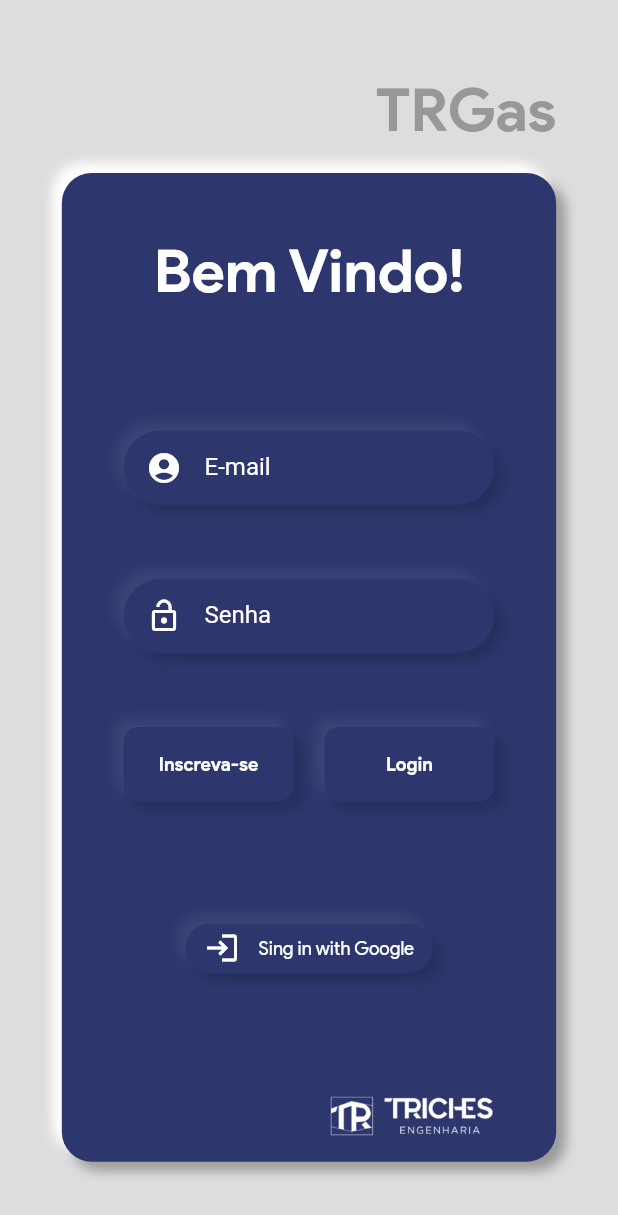
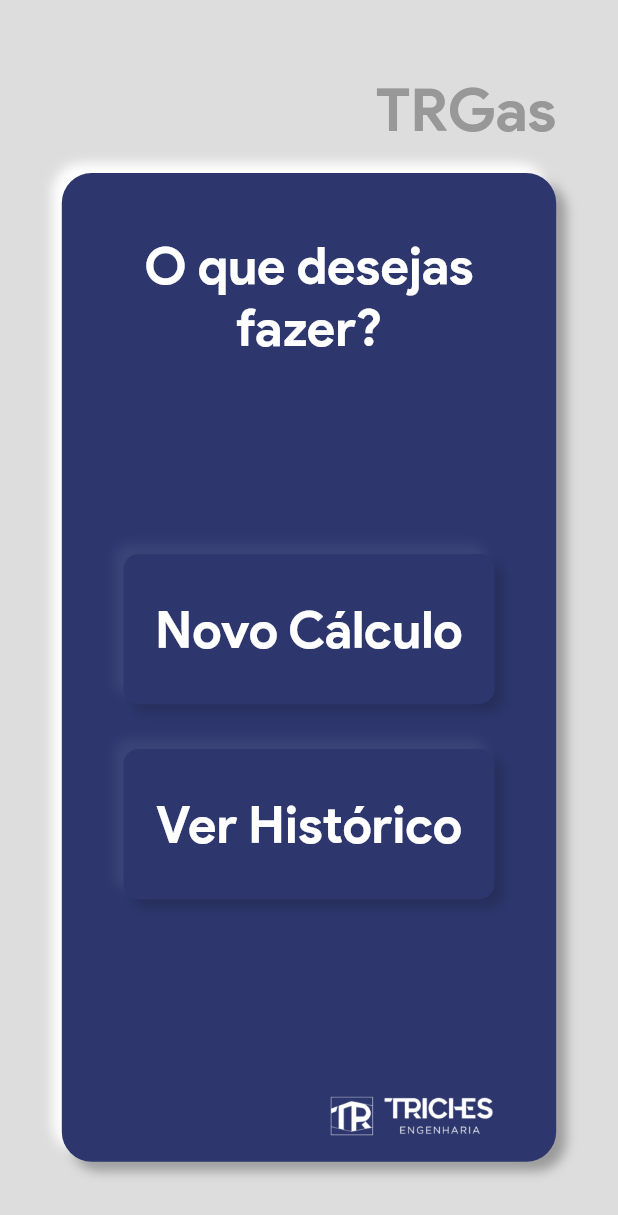
Before and after one commit to bernardogbecker/new_trgas, a Flutter app: the screen it shows after launch, after a tap on "Login", on a phone screen of 412 x 824 dp. Shown: the top 1215 px of the screen. Run offline on Flutter 3.47's test engine with Material 2 defaults, Android fonts, the phone set to English and light mode, and no system bars; our stand-ins replace cloud_firestore, firebase_auth, google_sign_in, pdf; missing offline and left inert: alert, flutter_full_pdf_viewer; accounts and stored records are empty.

Commit message:
choose button, fundo TR, BackIconButton, LogoTr iniciados

```diff
--- a/lib/Telas/ChooseScreen.dart
+++ b/lib/Telas/ChooseScreen.dart
@@ -1,8 +1,47 @@
 import 'package:flutter/material.dart';
+import 'package:new_trgas/widgetsTR.dart';
+import 'package:new_trgas/constants.dart';
 
 class ChooseScreen extends StatelessWidget {
   @override
   Widget build(BuildContext context) {
-    return Container();
+    Size size = MediaQuery.of(context).size;
+    return FundoTrGas2(
+      size: size,
+      children: [
+        Padding(
+          padding: EdgeInsets.symmetric(horizontal: size.width * 0.1),
+          child: Text(
+            'O que desejas fazer?',
+            style: ktextTituloStyle.copyWith(fontSize: 34),
+            textAlign: TextAlign.center,
+          ),
+        ),
+        Container(
+          height: size.height * 0.4,
+          child: Column(
+            mainAxisAlignment: MainAxisAlignment.center,
+            children: [
+              ChooseButton(
+                size: size,
+                texto: 'Novo Cálculo',
+                onTap: () {
+                  Navigator.pushNamed(context, 'multiResidencialScreen');
+                },
+              ),
+              SizedBox(
+                height: 30,
+              ),
+              ChooseButton(
+                size: size,
+                texto: 'Ver Histórico',
+                onTap: () {},
+              ),
+            ],
+          ),
+        ),
+        LogoTr(size: size),
+      ],
+    );
   }
 }
--- a/lib/Telas/GasScreen.dart
+++ b/lib/Telas/GasScreen.dart
@@ -7,7 +7,7 @@ class GasScreen extends StatelessWidget {
   @override
   Widget build(BuildContext context) {
     Size size = MediaQuery.of(context).size;
-    return FundoTrGas(
+    return FundoTrGas2(
       size: size,
       children: [
         Padding(
--- a/lib/Telas/MultiResidencialScreen.dart
+++ b/lib/Telas/MultiResidencialScreen.dart
@@ -7,7 +7,7 @@ class MultiResidencialScreen extends StatelessWidget {
   @override
   Widget build(BuildContext context) {
     Size size = MediaQuery.of(context).size;
-    return FundoTrGas(
+    return FundoTrGas2(
       size: size,
       children: [
         Padding(
--- a/lib/Telas/loginscreen.dart
+++ b/lib/Telas/loginscreen.dart
@@ -1,7 +1,6 @@
 import 'package:flutter/material.dart';
 import '../constants.dart';
 import '../widgetsTR.dart';
-
 
 class LoginScreen extends StatelessWidget {
   @override
@@ -62,7 +61,10 @@ class LoginScreen extends StatelessWidget {
                                 LoginButton(
                                   texto: 'Login',
                                   size: size,
-                                  onTap: () {},
+                                  onTap: () {
+                                    Navigator.pushNamed(
+                                        context, 'chooseScreen');
+                                  },
                                 ),
                               ],
                             ),
@@ -71,20 +73,7 @@ class LoginScreen extends StatelessWidget {
                       ),
                     ),
                     LoginWithButton(size: size),
-                    Row(
-                      mainAxisAlignment: MainAxisAlignment.end,
-                      children: [
-                        SizedBox(
-                            width: size.width * 0.8 / 3,
-                            child: Image.asset(
-                              'imagens/Logo.png',
-                              fit: BoxFit.contain,
-                            )),
-                        SizedBox(
-                          width: size.width * 0.1,
-                        ),
-                      ],
-                    ),
+                    LogoTr(size: size),
                   ],
                 ),
               ),
--- a/lib/main.dart
+++ b/lib/main.dart
@@ -1,5 +1,7 @@
 import 'package:flutter/material.dart';
 import 'Telas/ChooseScreen.dart';
+import 'Telas/GasScreen.dart';
+import 'Telas/MultiResidencialScreen.dart';
 import 'Telas/loginscreen.dart';
 
 void main() async {
@@ -21,9 +23,9 @@ class TrGas extends StatelessWidget {
       routes: {
         'loginScreen': (context) => LoginScreen(),
         'chooseScreen': (context) => ChooseScreen(),
-        /* 'multiResidencialScreen': (context) => MultiResidencialScreen(),
+        'multiResidencialScreen': (context) => MultiResidencialScreen(),
         'gasScreen': (context) => GasScreen(),
-        'trechosScreen': (context) => TrechosScreen(),
+        /*'trechosScreen': (context) => TrechosScreen(),
         'comprimentosScreen': (context) => ComprimentoScreen(),
         'desniveisScreen': (context) => DesniveisScreen(),
         'tesCotovelosScreen': (context) => TesCotovelosScreen(),
--- a/lib/widgetsTR.dart
+++ b/lib/widgetsTR.dart
@@ -150,3 +150,134 @@ class FundoTrGas extends StatelessWidget {
     );
   }
 }
+
+class LogoTr extends StatelessWidget {
+  final Size size;
+
+  const LogoTr({Key key, this.size}) : super(key: key);
+
+  @override
+  Widget build(BuildContext context) {
+    return Row(
+      mainAxisAlignment: MainAxisAlignment.end,
+      children: [
+        SizedBox(
+            width: size.width * 0.8 / 3,
+            child: Image.asset(
+              'imagens/Logo.png',
+              fit: BoxFit.contain,
+            )),
+        SizedBox(
+          width: size.width * 0.1,
+        ),
+      ],
+    );
+  }
+}
+
+class FundoTrGas2 extends StatelessWidget {
+  const FundoTrGas2({
+    Key key,
+    @required this.children,
+    @required this.size,
+  }) : super(key: key);
+
+  final Size size;
+  final List<Widget> children;
+
+  @override
+  Widget build(BuildContext context) {
+    return Scaffold(
+      backgroundColor: ktrigrey1,
+      body: SafeArea(
+        child: Padding(
+          padding: EdgeInsets.symmetric(
+              horizontal: size.width * 0.1, vertical: size.height * 0.05),
+          child: Column(
+            mainAxisAlignment: MainAxisAlignment.spaceAround,
+            crossAxisAlignment: CrossAxisAlignment.end,
+            children: [
+              Text(
+                'TRGas',
+                style: ktextTRGasStyle,
+              ),
+              Column(
+                children: [
+                  Container(
+                    width: double.infinity,
+                    height: size.height * 0.8,
+                    decoration: BoxDecoration(
+                        color: ktriblue,
+                        borderRadius: BorderRadius.circular(20),
+                        boxShadow: [shadow0black, shadow0white]),
+                    child: Padding(
+                      padding: EdgeInsets.only(
+                          top: size.height * 0.05, bottom: size.height * 0.02),
+                      child: Column(
+                        mainAxisAlignment: MainAxisAlignment.spaceBetween,
+                        children: children,
+                      ),
+                    ),
+                  ),
+                ],
+              ),
+            ],
+          ),
+        ),
+      ),
+    );
+  }
+}
+
+class ChooseButton extends StatelessWidget {
+  final Size size;
+  final String texto;
+  final Function onTap;
+  const ChooseButton({Key key, this.texto, this.onTap, this.size})
+      : super(key: key);
+  @override
+  Widget build(BuildContext context) {
+    return Padding(
+      padding: EdgeInsets.symmetric(horizontal: size.width * 0.1),
+      child: Container(
+        width: double.infinity,
+        height: 100,
+        decoration: BoxDecoration(
+          color: ktriblue,
+          boxShadow: [shadow1black, shadow1blue],
+          borderRadius: BorderRadius.circular(10),
+        ),
+        child: ClipRRect(
+          borderRadius: BorderRadius.circular(10),
+          child: FlatButton(
+            onPressed: onTap,
+            child: Text(
+              texto,
+              style: ktextTituloStyle.copyWith(fontSize: 34),
+            ),
+          ),
+        ),
+      ),
+    );
+  }
+}
+
+class BackIconButton extends StatelessWidget {
+  final Size size;
+
+  const BackIconButton({Key key, this.size}) : super(key: key);
+
+  @override
+  Widget build(BuildContext context) {
+    return Padding(
+      padding: EdgeInsets.only(left: size.width * 0.1),
+      child: IconButton(
+          icon: Icon(
+            Icons.arrow_back,
+            size: size.height * 0.05,
+            color: Colors.white,
+          ),
+          onPressed: () => Navigator.pop(context)),
+    );
+  }
+}
```
